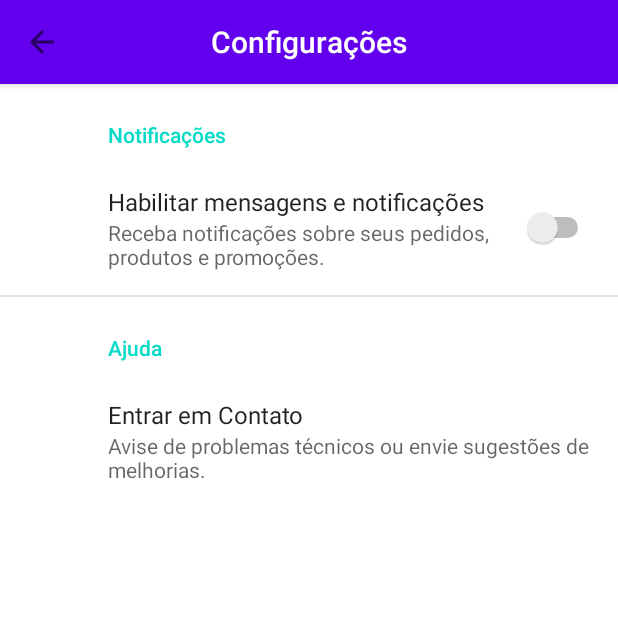
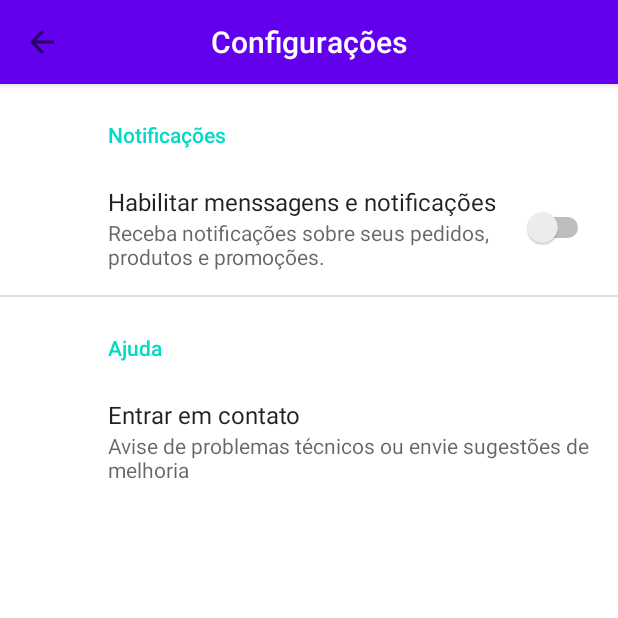
Before and after one commit to LipePeglow/AppEcommerce, an Android app: the SettingsFragment screen opened directly, with no data from a screen before it, on a phone screen of 412 x 824 dp, the top half of it. Run offline under Robolectric (Android 15) with nearby library versions, the phone set to English and light mode, and no system bars; our stand-ins replace androidx.preference.

Commit message:
adjusted settings xml

```diff
--- a/Ecommerce2/app/build.gradle
+++ b/Ecommerce2/app/build.gradle
@@ -45,7 +45,6 @@ dependencies {
     implementation 'androidx.navigation:navigation-ui-ktx:2.3.5'
     implementation 'androidx.cardview:cardview:1.0.0'
     implementation 'androidx.recyclerview:recyclerview:1.2.1'
-    implementation 'androidx.preference:preference:1.1.1'
     implementation 'androidx.legacy:legacy-support-v4:1.0.0'
     implementation 'androidx.preference:preference-ktx:1.1.1'
     implementation "androidx.legacy:legacy-preference-v14:1.0.0"
--- a/Ecommerce2/app/src/main/AndroidManifest.xml
+++ b/Ecommerce2/app/src/main/AndroidManifest.xml
@@ -46,7 +46,8 @@
             android:exported="true"
             android:label="Home" />
         <activity
-            android:name=".SettingsActivity" />
+            android:name=".SettingsActivity"
+            android:exported="true"/>
     </application>
 
 </manifest>
--- a/Ecommerce2/app/src/main/res/xml/settings.xml
+++ b/Ecommerce2/app/src/main/res/xml/settings.xml
@@ -1,5 +1,6 @@
 <?xml version="1.0" encoding="utf-8"?>
-<PreferenceScreen
+
+<androidx.preference.PreferenceScreen
 xmlns:android="http://schemas.android.com/apk/res/android"
 xmlns:app="http://schemas.android.com/apk/res-auto">
 
@@ -10,25 +11,22 @@
     <SwitchPreference
         app:key="notifications"
         app:summary="Receba notificações sobre seus pedidos, produtos e promoções."
-            app:title="Habilitar mensagens e notificações"/>
+        app:title="Habilitar menssagens e notificações"/>
 
 </PreferenceCategory>
-
 <PreferenceCategory
     app:key="help_category"
     app:title="Ajuda">
 
     <Preference
         app:key="feedback"
-            app:summary="Avise de problemas técnicos ou envie sugestões de melhorias."
-            app:title="Entrar em Contato">
+        app:summary="Avise de problemas técnicos ou envie sugestões de melhoria"
+        app:title="Entrar em contato">
 
         <intent
             android:action="android.intent.action.VIEW"
             android:data="https://github.com/LipePeglow"/>
-
     </Preference>
-
 </PreferenceCategory>
 
-</PreferenceScreen>
+</androidx.preference.PreferenceScreen>
```
Lines whose indentation alone changed are shown as unchanged.
